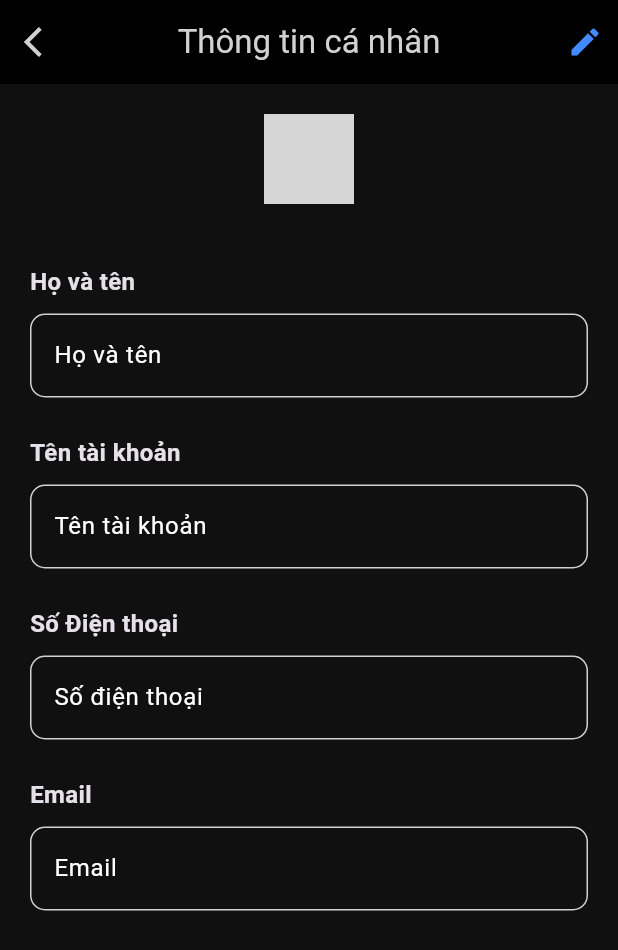
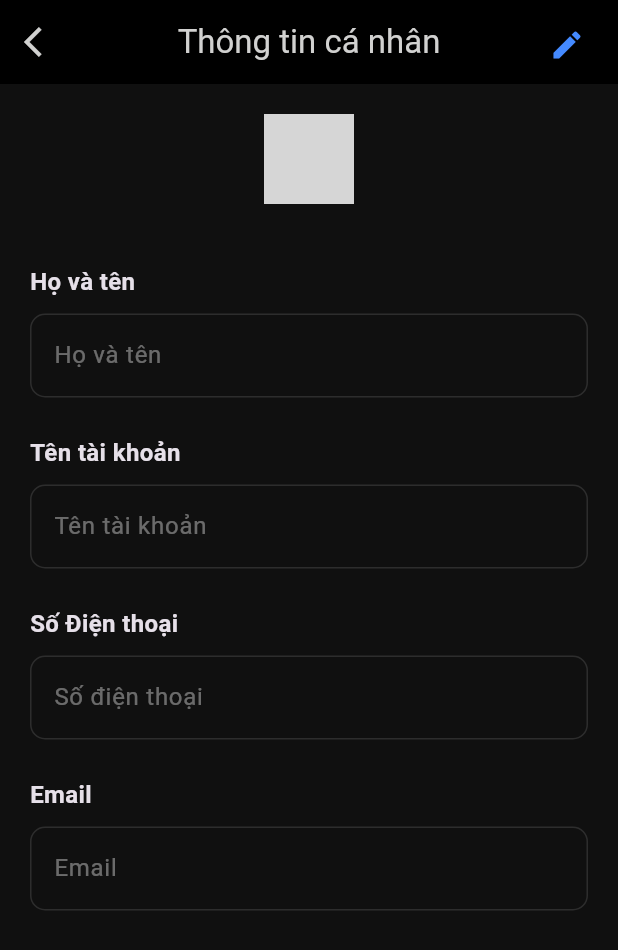
Before and after one commit to nqdat2002/TinaMys, a Flutter app: the EditProfilePage screen opened directly with empty values, on a phone screen of 412 x 824 dp. Shown: the top 950 px of the screen. Run offline on Flutter 3.47's test engine with Material 3 defaults, Android fonts, the phone set to English and light mode, and no system bars; our stand-ins replace bloc, equatable, flutter_bloc, flutter_svg, google_fonts, jwt_decoder and 1 more; accounts and stored records are empty; network calls fail; grey boxes are pictures that could not be loaded.

Commit message:
edit profile form

```diff
--- a/lib/features/profile/screens/edit_profile_screen.dart
+++ b/lib/features/profile/screens/edit_profile_screen.dart
@@ -1,5 +1,4 @@
 import 'package:flutter/material.dart';
-import 'package:tinamys/features/profile/widgets/edit_profile_form.dart';
 
 class EditProfilePage extends StatefulWidget{
   const EditProfilePage({super.key});
@@ -10,9 +9,23 @@ class EditProfilePage extends StatefulWidget{
 
 class _EditProfileState extends State<EditProfilePage>{
 
+  final _formKey = GlobalKey<FormState>();
+  TextEditingController nameController = TextEditingController();
+  TextEditingController usernameController = TextEditingController();
+  TextEditingController phoneNumberController = TextEditingController();
+  TextEditingController emailController = TextEditingController();
+
+  bool _editable = false;
+
+  @override
+  void initState() {
+    _editable = false;
+    super.initState();
+  }
+
   @override
   Widget build(BuildContext context) {
-    final Map my_profile = ModalRoute.of(context)!.settings.arguments as Map;
+    final Map profile = ModalRoute.of(context)!.settings.arguments as Map;
 
     return Scaffold(
       appBar: AppBar(
@@ -24,13 +37,156 @@ class _EditProfileState extends State<EditProfilePage>{
           onPressed: () => Navigator.pop(context),
         ),
         actions: [
-          Padding(padding: EdgeInsets.all(10.0), child: Icon(Icons.edit, color: Colors.blueAccent,),)
+          // _editable ?
+          Padding(
+            padding: const EdgeInsets.all(10.0),
+            child: IconButton(
+              icon: const Icon(Icons.edit, color: Colors.blueAccent,),
+              onPressed: (){
+                setState(() {
+                  _editable = !_editable;
+                });
+              }
+            )
+          )
+          // : Container(),
         ],
       ),
       body: Padding(
-        padding: EdgeInsets.all(10),
-        child: EditProfileForm(profile: my_profile),
+        padding: const EdgeInsets.all(10),
+        child: editProfileForm(context, profile),
       )
     );
   }
+
+  // fill to form that can edit or not. Can be editable if you checked to edit icon!
+  Widget editProfileForm(BuildContext context, Map<dynamic, dynamic> profile){
+    return Form(
+      key: _formKey,
+      child: Column(children: <Widget>[
+        Container(
+          alignment: Alignment.center,
+          padding: const EdgeInsets.all(10),
+          child: Image.network(
+            profile['avatar']!,
+            errorBuilder: (context, error, stackTrace) {
+              return Image.network(
+                "https://upload.wikimedia.org/wikipedia/commons/9/99/Sample_User_Icon.png?20200919003010",
+                width: 60.0,
+                height: 60.0,
+              );
+            },
+            width: 60.0,
+            height: 60.0,
+          ),
+        ),
+        const SizedBox(
+          height: 20,
+        ),
+        Container(
+          alignment: Alignment.centerLeft,
+          padding: const EdgeInsets.fromLTRB(10, 10, 10, 0),
+          child: const Text(
+            "Họ và tên",
+            style: TextStyle(fontSize: 16, fontWeight: FontWeight.bold),
+          ),
+        ),
+        Container(
+          padding: const EdgeInsets.fromLTRB(10, 10, 10, 0),
+          child: TextFormField(
+            initialValue: profile['fullName']!,
+            controller: nameController,
+            enabled: _editable,
+            decoration: const InputDecoration(
+                border: OutlineInputBorder(
+                  borderSide: BorderSide(color: Colors.grey, width: 0.0),
+                  borderRadius: BorderRadius.all(Radius.circular(10.0)),
+                ),
+                hintText: "Họ và tên"),
+            onChanged: (data) {
+              // if (_editable){
+              //   nameController.text = data;
+              // }
+              setState(() {
+
+              });
+            },
+          ),
+        ),
+        const SizedBox(
+          height: 15,
+        ),
+        Container(
+          alignment: Alignment.centerLeft,
+          padding: const EdgeInsets.fromLTRB(10, 10, 10, 0),
+          child: const Text(
+            "Tên tài khoản",
+            style: TextStyle(fontSize: 16, fontWeight: FontWeight.bold),
+          ),
+        ),
+        Container(
+          padding: const EdgeInsets.fromLTRB(10, 10, 10, 0),
+          child: TextFormField(
+            initialValue: profile['username']!,
+            controller: usernameController,
+            enabled: _editable,
+            decoration: const InputDecoration(
+                border: OutlineInputBorder(
+                  borderSide: BorderSide(color: Colors.grey, width: 0.0),
+                  borderRadius: BorderRadius.all(Radius.circular(10.0)),
+                ),
+                hintText: "Tên tài khoản"),
+          ),
+        ),
+        const SizedBox(
+          height: 15,
+        ),
+        Container(
+          alignment: Alignment.centerLeft,
+          padding: const EdgeInsets.fromLTRB(10, 10, 10, 0),
+          child: const Text(
+            "Số Điện thoại",
+            style: TextStyle(fontSize: 16, fontWeight: FontWeight.bold),
+          ),
+        ),
+        Container(
+          padding: const EdgeInsets.fromLTRB(10, 10, 10, 0),
+          child: TextFormField(
+            initialValue: "0948669343",
+            controller: phoneNumberController,
+            enabled: _editable,
+            decoration: const InputDecoration(
+                border: OutlineInputBorder(
+                  borderSide: BorderSide(color: Colors.grey, width: 0.0),
+                  borderRadius: BorderRadius.all(Radius.circular(10.0)),
+                ),
+                hintText: "Số điện thoại"),
+          ),
+        ),
+        const SizedBox(height: 15,),
+        Container(
+          alignment: Alignment.centerLeft,
+          padding: const EdgeInsets.fromLTRB(10, 10, 10, 0),
+          child: const Text(
+            "Email",
+            style: TextStyle(fontSize: 16, fontWeight: FontWeight.bold),
+          ),
+        ),
+        Container(
+          padding: const EdgeInsets.fromLTRB(10, 10, 10, 0),
+          child: TextFormField(
+            initialValue: profile['email'],
+            controller: emailController,
+            enabled: _editable,
+            decoration: const InputDecoration(
+                border: OutlineInputBorder(
+                  borderSide: BorderSide(color: Colors.grey, width: 0.0),
+                  borderRadius: BorderRadius.all(Radius.circular(10.0)),
+                ),
+                hintText: "Email"),
+          ),
+        ),
+      ]),
+    );
+  }
 }
--- a/lib/features/profile/screens/profile_screen.dart
+++ b/lib/features/profile/screens/profile_screen.dart
@@ -153,7 +153,9 @@ class _ProfilePageState extends State<ProfilePage> {
                             color: Colors.black,
                             fontWeight: FontWeight.w400,
                             fontSize: 14),
-                        ))),
+                      )
+                    )
+                  ),
                 const SizedBox(
                   height: 10,
                 ),
--- a/lib/features/profile/widgets/edit_profile_form.dart
+++ b/lib/features/profile/widgets/edit_profile_form.dart
@@ -1,5 +1,4 @@
 import 'package:flutter/material.dart';
-import 'package:tinamys/services/user/user_service.dart';
 
 class EditProfileForm extends StatefulWidget {
   final Map<dynamic, dynamic> profile;
@@ -19,7 +18,7 @@ class _EditProfileFormState extends State<EditProfileForm> {
   TextEditingController phoneNumberController = TextEditingController();
   TextEditingController emailController = TextEditingController();
 
-  bool _editable = false;
+  final bool _editable = false;
 
   // Map<String, dynamic>? _profile;
   // late UserServices userServices;
@@ -34,6 +33,11 @@ class _EditProfileFormState extends State<EditProfileForm> {
   @override
   void initState() {
     super.initState();
+    if (widget.profile['name']!= null){
+      nameController.text = widget.profile['name'];
+    }
+
+
     // userServices = UserServices();
     // fetchData();
   }
@@ -79,6 +83,7 @@ class _EditProfileFormState extends State<EditProfileForm> {
           padding: const EdgeInsets.fromLTRB(10, 10, 10, 0),
           child: TextFormField(
             controller: nameController,
+            enabled: _editable,
             decoration: const InputDecoration(
                 border: OutlineInputBorder(
                   borderSide: BorderSide(color: Colors.grey, width: 0.0),
@@ -105,6 +110,7 @@ class _EditProfileFormState extends State<EditProfileForm> {
           padding: const EdgeInsets.fromLTRB(10, 10, 10, 0),
           child: TextFormField(
             controller: usernameController,
+            enabled: _editable,
             decoration: const InputDecoration(
                 border: OutlineInputBorder(
                   borderSide: BorderSide(color: Colors.grey, width: 0.0),
@@ -128,6 +134,7 @@ class _EditProfileFormState extends State<EditProfileForm> {
           padding: const EdgeInsets.fromLTRB(10, 10, 10, 0),
           child: TextFormField(
             controller: phoneNumberController,
+            enabled: _editable,
             decoration: const InputDecoration(
                 border: OutlineInputBorder(
                   borderSide: BorderSide(color: Colors.grey, width: 0.0),
@@ -149,6 +156,7 @@ class _EditProfileFormState extends State<EditProfileForm> {
           padding: const EdgeInsets.fromLTRB(10, 10, 10, 0),
           child: TextFormField(
             controller: emailController,
+            enabled: _editable,
             decoration: const InputDecoration(
                 border: OutlineInputBorder(
                   borderSide: BorderSide(color: Colors.grey, width: 0.0),
--- a/pubspec.yaml
+++ b/pubspec.yaml
@@ -43,6 +43,7 @@ dependencies:
   table_calendar: ^3.0.4
   country_flags: ^2.2.0
   google_fonts: ^4.0.4
+  provider: ^6.1.0
 
   # The following adds the Cupertino Icons font to your application.
   # Use with the CupertinoIcons class for iOS style icons.
```
Also changed, not shown: pubspec.lock. Lines whose indentation alone changed are shown as unchanged.
